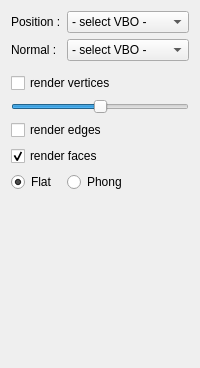
The window that SCHNApps/Plugins/surface_render/forms/surface_render.ui (cgogn/CGoGN) describes before a commit, drawn with Qt 5; both pictures show x 0 to 200 and y 0 to 368 of the 200 by 600 pixel window.
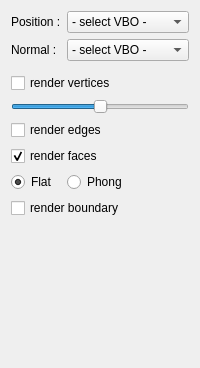
The same window after the commit.

Commit message: surface render: boundary + cage generation voxellisation update

```diff
--- a/SCHNApps/Plugins/surface_render/forms/surface_render.ui
+++ b/SCHNApps/Plugins/surface_render/forms/surface_render.ui
@@ -86,7 +86,7 @@
    <item row="2" column="0" colspan="2">
     <widget class="Line" name="line"/>
    </item>
-   <item row="8" column="0" colspan="2">
+   <item row="9" column="0" colspan="2">
     <spacer name="verticalSpacer">
      <property name="orientation">
       <enum>Qt::Vertical</enum>
@@ -131,6 +131,13 @@
      </property>
     </widget>
    </item>
+   <item row="8" column="0" colspan="2">
+    <widget class="QCheckBox" name="check_renderBoundary">
+     <property name="text">
+      <string>render boundary</string>
+     </property>
+    </widget>
+   </item>
   </layout>
  </widget>
  <resources/>
```
The commit also changes 9 other files.
